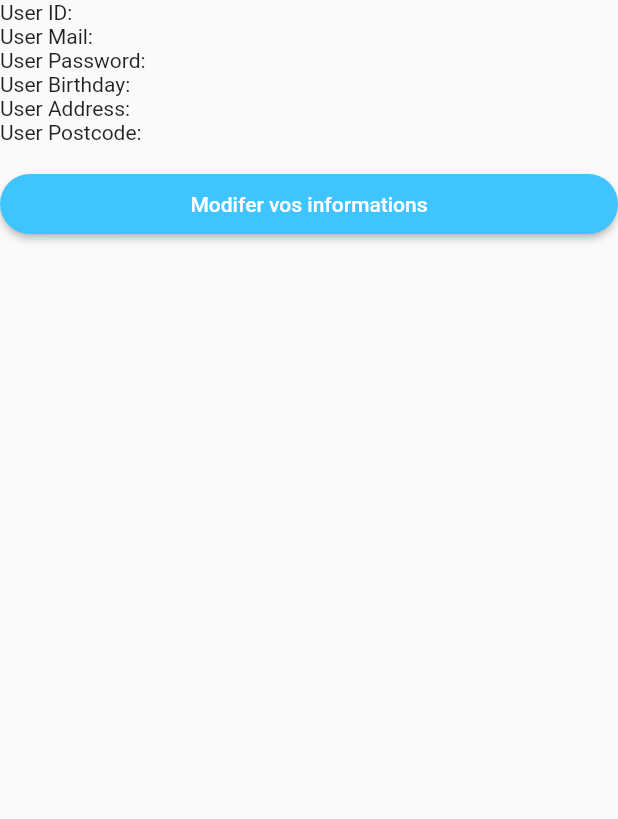
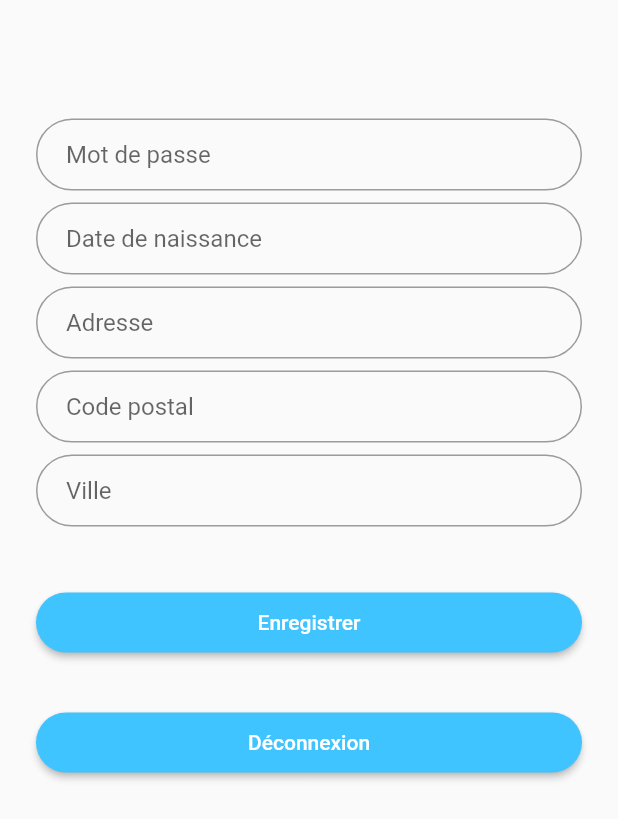
Before and after one commit to PaulBurel/miaged, a Flutter app: the Profile widget shown alone on an empty page, opened directly, on a phone screen of 412 x 824 dp. Shown: the top 819 px of the screen. Run offline on Flutter 3.47's test engine with Material 2 defaults, Android fonts, the light colour scheme and no system bars; our stand-ins replace cloud_firestore, firebase_core; accounts and stored records are empty; network calls fail.

Commit message:
US5 US6 styez

```diff
--- a/lib/classes_definition/article.dart
+++ b/lib/classes_definition/article.dart
@@ -2,7 +2,7 @@ class Article {
   String nom;
   String marque;
   String image;
-  String prix;
+  double prix;
   String taille;
   String type;
   String id;
--- a/lib/vues/profile.dart
+++ b/lib/vues/profile.dart
@@ -1,10 +1,7 @@
 import 'package:flutter/material.dart';
 import 'package:cloud_firestore/cloud_firestore.dart';
-import '../classes_definition/user.dart';
-import 'package:flutter_secure_storage/flutter_secure_storage.dart';
-import 'editProfile.dart';
+import 'login.dart';
 
-final storage = new FlutterSecureStorage();
 class Profile extends StatefulWidget {
   const Profile({super.key});
 
@@ -13,158 +10,22 @@ class Profile extends StatefulWidget {
 }
 
 class _ProfileState extends State<Profile> {
-  // User user = User("", "", "", "", "", "");
-
-  // Future<User> getUser() async{
-  //   User user = User("", "", "", "", "", "");
-  //   CollectionReference collectionReference = FirebaseFirestore.instance.collection('users');
-  //   await collectionReference.doc(user.mail).get().then((value) {
-  //     user = User(value["nom"], value["prenom"], value["email"], value["password"], value["adresse"], value["telephone"]);
-  //   });
-  //   return user;
-  // }
-
-  // ProfileState() {
-  //   getUser().then((value) {
-  //     setState(() {
-  //       user = value;
-  //     });
-  //   });
-  // }
-
-  // @override
-  // Widget build(BuildContext context) {
-  //   final mailController = TextEditingController(text: user.mail);
-  //   final passwordController = TextEditingController(text: user.password);
-  //   final birthdayController = TextEditingController(text: user.birthday);
-  //   final addressController = TextEditingController(text: user.address);
-  //   final postcodeController = TextEditingController(text: user.postcode);
-  //   final cityController = TextEditingController(text: user.city);
-
-  //   final mail = TextFormField(
-  //     controller: mailController,
-  //     keyboardType: TextInputType.emailAddress,
-  //     autofocus: false,
-  //     decoration: const InputDecoration(
-  //       hintText: 'Email',
-  //       contentPadding: EdgeInsets.fromLTRB(20.0, 10.0, 20.0, 10.0),
-  //       border: OutlineInputBorder(borderRadius: BorderRadius.all(Radius.circular(32.0))),
-  //     ),
-  //   );
-
-  //   final password = TextFormField(
-  //     controller: passwordController,
-  //     autofocus: false,
-  //     obscureText: true,
-  //     decoration: const InputDecoration(
-  //       hintText: 'Mot de passe',
-  //       contentPadding: EdgeInsets.fromLTRB(20.0, 10.0, 20.0, 10.0),
-  //       border: OutlineInputBorder(borderRadius: BorderRadius.all(Radius.circular(32.0))),
-  //     ),
-  //   );
-
-  //   final birthday = TextFormField(
-  //     controller: birthdayController,
-  //     autofocus: false,
-  //     decoration: const InputDecoration(
-  //       hintText: 'Date de naissance',
-  //       contentPadding: EdgeInsets.fromLTRB(20.0, 10.0, 20.0, 10.0),
-  //       border: OutlineInputBorder(borderRadius: BorderRadius.all(Radius.circular(32.0))),
-  //     ),
-  //   );
-
-  //   final address = TextFormField(
-  //     controller: addressController,
-  //     autofocus: false,
-  //     decoration: const InputDecoration(
-  //       hintText: 'Adresse',
-  //       contentPadding: EdgeInsets.fromLTRB(20.0, 10.0, 20.0, 10.0),
-  //       border: OutlineInputBorder(borderRadius: BorderRadius.all(Radius.circular(32.0))),
-  //     ),
-  //   );
-
-  //   final postcode = TextFormField(
-  //     controller: postcodeController,
-  //     autofocus: false,
-  //     decoration: const InputDecoration(
-  //       hintText: 'Code postal',
-  //       contentPadding: EdgeInsets.fromLTRB(20.0, 10.0, 20.0, 10.0),
-  //       border: OutlineInputBorder(borderRadius: BorderRadius.all(Radius.circular(32.0))),
-  //     ),
-  //   );
-
-  //   final city = TextFormField(
-  //     controller: cityController,
-  //     autofocus: false,
-  //     decoration: const InputDecoration(
-  //       hintText: 'Ville',
-  //       contentPadding: EdgeInsets.fromLTRB(20.0, 10.0, 20.0, 10.0),
-  //       border: OutlineInputBorder(borderRadius: BorderRadius.all(Radius.circular(32.0))),
-  //     ),
-  //   );
-
-  //   final saveButton = Padding(
-  //     padding: const EdgeInsets.symmetric(vertical: 16.0),
-  //     child: ElevatedButton(
-  //       style: ElevatedButton.styleFrom(
-  //         shape: RoundedRectangleBorder(
-  //           borderRadius: BorderRadius.circular(24),
-  //         ),
-  //         backgroundColor: Colors.lightBlueAccent,
-  //         padding: const EdgeInsets.all(12),
-  //       ),
-  //       onPressed: () async {
-  //         await FirebaseFirestore.instance
-  //             .collection('users')
-  //             .doc(user.mail)
-  //             .update({
-  //           'password': passwordController.text,
-  //           'birthday': birthdayController.text,
-  //           'address': addressController.text,
-  //           'postcode': postcodeController.text,
-  //           'city': cityController.text,
-  //         });
-  //       },
-  //       child: const Text('Enregistrer', style: TextStyle(color: Colors.white)),
-  //     ),
-  //   );
-
-  //   return ListView(
-  //     shrinkWrap: true,
-  //     padding: const EdgeInsets.only(left: 24.0, right: 24.0),
-  //     children: <Widget>[
-  //       const SizedBox(height: 48.0),
-  //       mail,
-  //       const SizedBox(height: 8.0),
-  //       password,
-  //       const SizedBox(height: 8.0),
-  //       birthday,
-  //       const SizedBox(height: 8.0),
-  //       address,
-  //       const SizedBox(height: 8.0),
-  //       postcode,
-  //       const SizedBox(height: 8.0),
-  //       city,
-  //       const SizedBox(height: 24.0),
-  //       saveButton,
-  //     ],
-  //   );
-  // }
   String userID = '';
   String userMail = '';
   String userPassword = '';
   String userBirthday = '';
   String userAddress = '';
   String userPostcode = '';
+  String userCity = '';
 
 
   @override
   void initState() {
     super.initState();
-    getUserID();
+    getUser();
   }
 
-  void getUserID() async {
+  void getUser() async {
     final DocumentSnapshot snapshot =
         await FirebaseFirestore.instance.collection('users').doc('user1').get();
     final data = snapshot.data() as Map<String, dynamic>;
@@ -176,13 +37,76 @@ class _ProfileState extends State<Profile> {
       userBirthday = data['birthday'];
       userAddress = data['address'];
       userPostcode = data['postcode'];
+      userCity = data['city'];
     });
   }
 
   @override
   Widget build(BuildContext context) {
+    //final mailController = TextEditingController(text: userMail);
+    final passwordController = TextEditingController(text:  userPassword);
+    final birthdayController = TextEditingController(text: userBirthday);
+    final addressController = TextEditingController(text: userAddress);
+    final postcodeController = TextEditingController(text: userPostcode);
+    final cityController = TextEditingController(text: userCity);
 
-    final modifierInfos = Padding(
+    final mail = Text(
+      userMail,
+      style: const TextStyle( fontSize: 20, color: Colors.black, fontWeight: FontWeight.bold),
+      textAlign: TextAlign.center
+    );
+    final password = TextFormField(
+      controller: passwordController,
+      autofocus: false,
+      obscureText: true,
+      decoration: const InputDecoration(
+        hintText: 'Mot de passe',
+        contentPadding: EdgeInsets.fromLTRB(20.0, 10.0, 20.0, 10.0),
+        border: OutlineInputBorder(borderRadius: BorderRadius.all(Radius.circular(32.0))),
+      ),
+    );
+
+    final birthday = TextFormField(
+      controller: birthdayController,
+      autofocus: false,
+      decoration: const InputDecoration(
+        hintText: 'Date de naissance',
+        contentPadding: EdgeInsets.fromLTRB(20.0, 10.0, 20.0, 10.0),
+        border: OutlineInputBorder(borderRadius: BorderRadius.all(Radius.circular(32.0))),
+      ),
+    );
+
+    final address = TextFormField(
+      controller: addressController,
+      autofocus: false,
+      decoration: const InputDecoration(
+        hintText: 'Adresse',
+        contentPadding: EdgeInsets.fromLTRB(20.0, 10.0, 20.0, 10.0),
+        border: OutlineInputBorder(borderRadius: BorderRadius.all(Radius.circular(32.0))),
+      ),
+    );
+
+    final postcode = TextFormField(
+      controller: postcodeController,
+      autofocus: false,
+      decoration: const InputDecoration(
+        hintText: 'Code postal',
+        contentPadding: EdgeInsets.fromLTRB(20.0, 10.0, 20.0, 10.0),
+        border: OutlineInputBorder(borderRadius: BorderRadius.all(Radius.circular(32.0))),
+      ),
+    );
+
+    final city = TextFormField(
+      controller: cityController,
+      autofocus: false,
+      decoration: const InputDecoration(
+        hintText: 'Ville',
+        contentPadding: EdgeInsets.fromLTRB(20.0, 10.0, 20.0, 10.0),
+        border: OutlineInputBorder(borderRadius: BorderRadius.all(Radius.circular(32.0))),
+      ),
+    );
+
+    final saveButton = Padding(
       padding: const EdgeInsets.symmetric(vertical: 16.0),
       child: ElevatedButton(
         style: ElevatedButton.styleFrom(
@@ -192,33 +116,71 @@ class _ProfileState extends State<Profile> {
           backgroundColor: Colors.lightBlueAccent,
           padding: const EdgeInsets.all(12),
         ),
-        onPressed: () {
+        onPressed: () async {
+          await FirebaseFirestore.instance
+              .collection('users')
+              .doc('user1')
+              .update({
+            'password': passwordController.text,
+            'birthday': birthdayController.text,
+            'address': addressController.text,
+            'postcode': postcodeController.text,
+            'city': cityController.text,
+
+          }).then((value) {
+            ScaffoldMessenger.of(context).showSnackBar(
+                const SnackBar(
+                  content: Text('Modification(s) enregistrée(s)'),
+                ),
+              );
+          });
+
+        },
+        child: const Text('Enregistrer', style: TextStyle(color: Colors.white)),
+      ),
+
+    );
+
+    final deconnection = Padding(
+      padding: const EdgeInsets.symmetric(vertical: 16.0),
+      child :  ElevatedButton(
+        style: ElevatedButton.styleFrom(
+          shape: RoundedRectangleBorder(
+            borderRadius: BorderRadius.circular(24),
+          ),
+          backgroundColor: Colors.lightBlueAccent,
+          padding: const EdgeInsets.all(12),
+        ),
+        onPressed: () async {
           Navigator.push(
             context,
-            MaterialPageRoute(builder: (context) => editProfile()),
+            MaterialPageRoute(builder: (context) => const Login()),
           );
         },
-        child: const Text('Modifer vos informations', style: TextStyle(color: Colors.white)),
-      ),
+        child: const Text('Déconnexion', style: TextStyle(color: Colors.white)),
+      )
     );
 
-    return Scaffold(
-      body: ListView(
-        children: [
-          Text('User ID: $userID'),
-          Text('User Mail: $userMail'),
-          Text('User Password: $userPassword'),
-          Text('User Birthday: $userBirthday'),
-          Text('User Address: $userAddress'),
-          Text('User Postcode: $userPostcode'),
-          modifierInfos,
-        ],
-      ),
+    return ListView(
+      shrinkWrap: true,
+      padding: const EdgeInsets.only(left: 24.0, right: 24.0),
+      children: <Widget>[
+        const SizedBox(height: 48.0),
+        mail,
+        const SizedBox(height: 8.0),
+        password,
+        const SizedBox(height: 8.0),
+        birthday,
+        const SizedBox(height: 8.0),
+        address,
+        const SizedBox(height: 8.0),
+        postcode,
+        const SizedBox(height: 8.0),
+        city,
+        const SizedBox(height: 24.0),
+        saveButton,
+        deconnection
+      ],
     );
   }
-
-
-
-
-
 }
```
Also changed, not shown: lib/vues/home.dart (+5 -5 lines), lib/vues/item.dart (+26 -20 lines), lib/vues/item_details.dart (+9 -9 lines), lib/vues/shopping_cart.dart (added, +84 -0 lines), lib/vues/editProfile.dart (deleted), lib/vues/test.dart (deleted).
